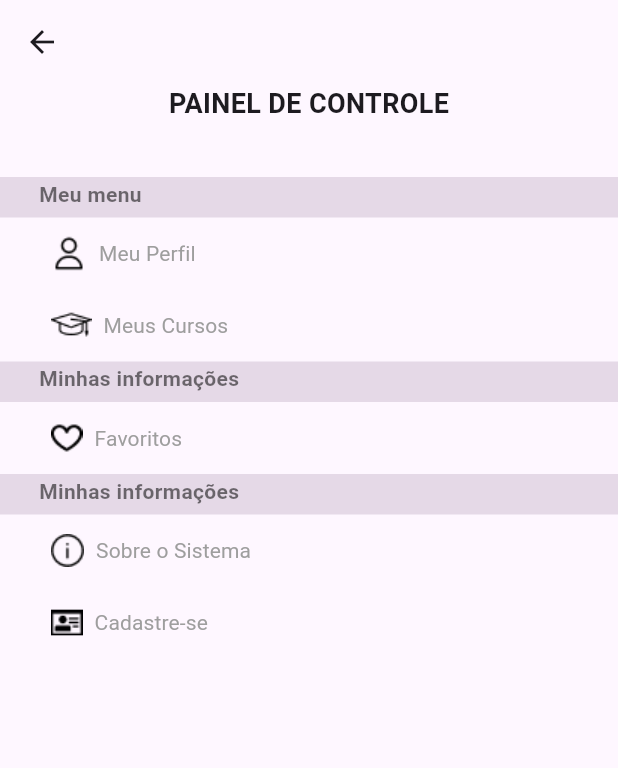
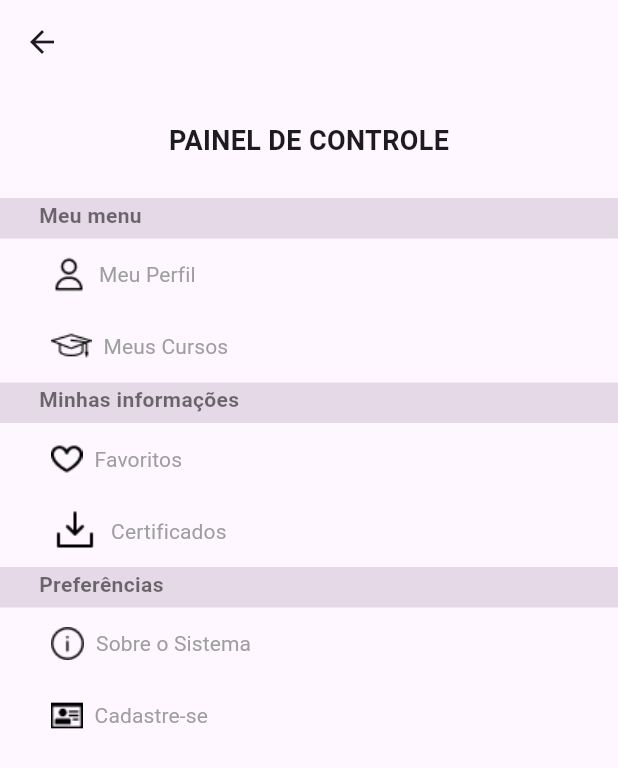
Before and after one commit to luizzlcs/flutter_schemes, a Flutter app: the MenuPage screen opened by its route, on a phone screen of 412 x 824 dp. Shown: the top 768 px of the screen. Run offline on Flutter 3.47's test engine with Material 3 defaults, Android fonts, the light colour scheme and no system bars.

Commit message:
Refatoração de código

```diff
--- a/lib/main.dart
+++ b/lib/main.dart
@@ -1,10 +1,11 @@
 import 'package:flutter/material.dart';
-import 'package:flutter_schemes/src/features/componetization/menu/pages/about_sistem_page.dart';
-import 'package:flutter_schemes/src/features/componetization/menu/pages/favorite_page.dart';
-import 'package:flutter_schemes/src/features/componetization/menu/pages/my_courses_page.dart';
-import 'package:flutter_schemes/src/features/componetization/menu/pages/my_profile_page.dart';
-import 'package:flutter_schemes/src/features/componetization/menu/pages/register_pager.dart';
+import 'package:flutter_schemes/src/features/componetization/pages/about_sistem_page.dart';
+import 'package:flutter_schemes/src/features/componetization/pages/favorite_page.dart';
+import 'package:flutter_schemes/src/features/componetization/pages/my_courses_page.dart';
+import 'package:flutter_schemes/src/features/componetization/pages/my_profile_page.dart';
+import 'package:flutter_schemes/src/features/componetization/pages/register_pager.dart';
 import 'src/features/componetization/menu/menu_page.dart';
+import 'src/features/componetization/pages/certificate_pager.dart';
 import 'src/features/home/home_page.dart';
 void main() {
   runApp(const FlutterSchemes());
@@ -29,6 +30,7 @@ class FlutterSchemes extends StatelessWidget {
         '/favorite': (context) => const FavoritePage(),
         '/about-system': (context) => const AboutSistemPage(),
         '/register': (context) => const RegisterPager(),
+        '/certificate': (context) => const CertificatePager(),
       },
     );
   }
--- a/lib/src/features/componetization/menu/menu_page.dart
+++ b/lib/src/features/componetization/menu/menu_page.dart
@@ -1,67 +1,95 @@
 import 'package:flutter/material.dart';
-import 'package:flutter_schemes/src/features/componetization/menu/widget/meu_strip_widget.dart';
+import 'package:flutter_schemes/src/features/componetization/menu/widget/template_control_panel_widget.dart';
 
 import '../../../core/constants/app_images.dart';
-import 'widget/button_menu_widget.dart';
 
-Widget preview(){
+Widget preview() {
   return const MenuPage();
 }
+
 class MenuPage extends StatelessWidget {
   const MenuPage({super.key});
 
   @override
   Widget build(BuildContext context) {
     return Scaffold(
-      appBar: AppBar(
-      ),
+      appBar: AppBar(),
       body: const Column(
         mainAxisAlignment: MainAxisAlignment.start,
         children: [
-          Text(
-            'PAINEL DE CONTROLE',
-            style: TextStyle(
-              fontSize: 18,
-              fontWeight: FontWeight.bold,
-            ),
+          TemplateControlPanelWidget(
+            titlePanel: 'PAINEL DE CONTROLE',
+            isTitlePanel: true,
+            isButtonMenu: false,
+            isStrip: false,
           ),
-          SizedBox(
-            height: 36,
+          TemplateControlPanelWidget(
+            isTitlePanel: false,
+            isStrip: true,
+            isButtonMenu: false,
+            stripLabel: 'Meu menu',
           ),
-          MenuStripWidget(
-            label: 'Meu menu',
+          TemplateControlPanelWidget(
+            isTitlePanel: false,
+            isStrip: false,
+            isButtonMenu: true,
+            buttonMenuIcon: AppImages.profile,
+            buttonMenuLabel: 'Meu Perfil',
+            buttonMenuRouter: '/my-profile',
           ),
-          ButtonMenuWidget(
-            icon: AppImages.profile,
-            label: 'Meu Perfil',
-            router: '/my-profile',
+          TemplateControlPanelWidget(
+            isTitlePanel: false,
+            isButtonMenu: true,
+            isStrip: false,
+            buttonMenuIcon: AppImages.student,
+            buttonMenuLabel: 'Meus Cursos',
+            buttonMenuRouter: '/my-courses',
           ),
-          ButtonMenuWidget(
-            icon: AppImages.student,
-            label: 'Meus Cursos',
-            router: '/my-courses',
+          TemplateControlPanelWidget(
+            stripLabel: 'Minhas informações',
+            isTitlePanel: false,
+            isButtonMenu: false,
+            isStrip: true,
           ),
-          MenuStripWidget(
-            label: 'Minhas informações',
+          TemplateControlPanelWidget(
+            isTitlePanel: false,
+            isButtonMenu: true,
+            isStrip: false,
+            buttonMenuIcon: AppImages.heart,
+            buttonMenuLabel: 'Favoritos',
+            buttonMenuRouter: '/favorite',
           ),
-          ButtonMenuWidget(
-            icon: AppImages.heart,
-            label: 'Favoritos',
-            router: '/favorite',
+          TemplateControlPanelWidget(
+            isTitlePanel: false,
+            isButtonMenu: true,
+            isStrip: false,
+            buttonMenuIcon: AppImages.download,
+            buttonMenuLabel: 'Certificados',
+            buttonMenuRouter: '/certificate',
           ),
-          MenuStripWidget(
-            label: 'Minhas informações',
+          TemplateControlPanelWidget(
+            stripLabel: 'Preferências',
+            isTitlePanel: false,
+            isButtonMenu: false,
+            isStrip: true,
           ),
-          ButtonMenuWidget(
-            icon: AppImages.info,
-            label: 'Sobre o Sistema',
-            router: '/about-system',
+          TemplateControlPanelWidget(
+            isTitlePanel: false,
+            isButtonMenu: true,
+            isStrip: false,
+            buttonMenuIcon: AppImages.info,
+            buttonMenuLabel: 'Sobre o Sistema',
+            buttonMenuRouter: '/about-system',
           ),
-          ButtonMenuWidget(
-            icon: AppImages.userProfile,
-            label: 'Cadastre-se',
-            router: '/register',
+          TemplateControlPanelWidget(
+            isTitlePanel: false,
+            isButtonMenu: true,
+            isStrip: false,
+            buttonMenuIcon: AppImages.userProfile,
+            buttonMenuLabel: 'Cadastre-se',
+            buttonMenuRouter: '/register',
           ),
+
         ],
       ),
     );
--- /dev/null
+++ b/lib/src/features/componetization/menu/widget/template_control_panel_widget.dart
@@ -0,0 +1,63 @@
+import 'package:flutter/cupertino.dart';
+import 'package:flutter/material.dart';
+import 'package:flutter/widgets.dart';
+import 'button_menu_widget.dart';
+import 'menu_strip_widget.dart';
+
+class TemplateControlPanelWidget extends StatelessWidget {
+  const TemplateControlPanelWidget({
+    super.key,
+    required this.isTitlePanel,
+    required this.isStrip,
+    required this.isButtonMenu,
+    this.titlePanel,
+    this.stripLabel,
+    this.buttonMenuIcon,
+    this.buttonMenuLabel,
+    this.buttonMenuRouter,
+  });
+  final bool isTitlePanel;
+  final bool isStrip;
+  final bool isButtonMenu;
+  final String? titlePanel;
+  final String? stripLabel;
+  final String? buttonMenuIcon;
+  final String? buttonMenuLabel;
+  final String? buttonMenuRouter;
+
+  @override
+  Widget build(BuildContext context) {
+    return Column(
+      mainAxisAlignment: MainAxisAlignment.start,
+      children: [
+        Visibility(
+          visible: isTitlePanel,
+          child: Padding(
+            padding: const EdgeInsets.only(top: 25 ,bottom: 25),
+            child: Text(
+              '$titlePanel',
+              style: const TextStyle(
+                fontSize: 18,
+                fontWeight: FontWeight.bold,
+              ),
+            ),
+          ),
+        ),
+        Visibility(
+          visible: isStrip,
+          child: MenuStripWidget(
+            label: stripLabel ?? '',
+          ),
+        ),
+        Visibility(
+          visible: isButtonMenu,
+          child: ButtonMenuWidget(
+            icon: buttonMenuIcon ?? '',
+            label: buttonMenuLabel ?? '',
+            router: buttonMenuRouter,
+          ),
+        ),
+      ],
+    );
+  }
+}
--- /dev/null
+++ b/lib/src/features/componetization/pages/certificate_pager.dart
@@ -0,0 +1,14 @@
+import 'package:flutter/material.dart';
+
+class CertificatePager extends StatelessWidget {
+
+  const CertificatePager({ super.key });
+
+   @override
+   Widget build(BuildContext context) {
+       return Scaffold(
+           appBar: AppBar(title: const Text('Certificados'),),
+           body: Container(),
+       );
+  }
+}
```
Also changed, not shown: lib/src/features/componetization/menu/widget/menu_strip_widget.dart (renamed from lib/src/features/componetization/menu/widget/meu_strip_widget.dart), lib/src/features/componetization/pages/about_sistem_page.dart (renamed from lib/src/features/componetization/menu/pages/about_sistem_page.dart), lib/src/features/componetization/pages/favorite_page.dart (renamed from lib/src/features/componetization/menu/pages/favorite_page.dart), lib/src/features/componetization/pages/my_courses_page.dart (renamed from lib/src/features/componetization/menu/pages/my_courses_page.dart), lib/src/features/componetization/pages/my_profile_page.dart (renamed from lib/src/features/componetization/menu/pages/my_profile_page.dart), lib/src/features/componetization/pages/register_pager.dart (renamed from lib/src/features/componetization/menu/pages/register_pager.dart).
